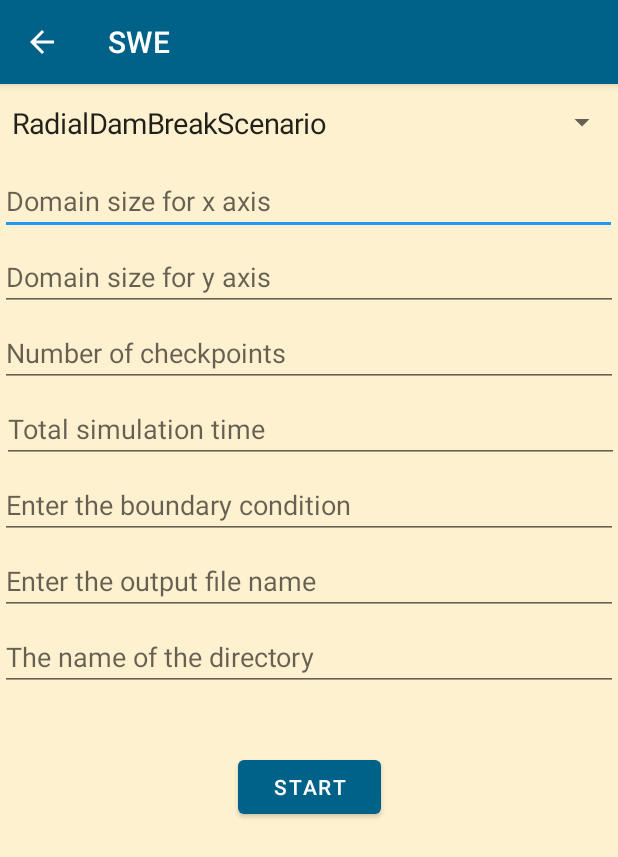
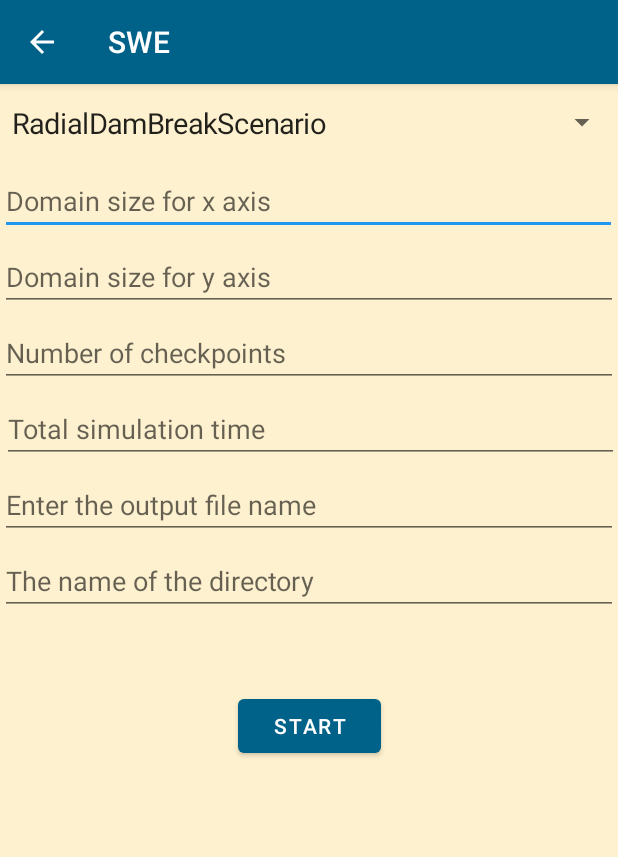
Before and after one commit to N101/SWE-Tsunami-Simulator-Android, an Android app: the SWE screen opened directly, with no data from a screen before it, after a tap on "START", on a phone screen of 412 x 824 dp. Shown: the top 857 px of the screen. Run offline under Robolectric (Android 15) with nearby library versions, the phone set to English and light mode, and no system bars.

Commit message:
removed boundary conditions (in SWE) from UI & backend

```diff
--- a/app/src/main/java/com/tsunamisim/swe/SWE.java
+++ b/app/src/main/java/com/tsunamisim/swe/SWE.java
@@ -35,8 +35,8 @@ public class SWE extends AppCompatActivity {
         EditText a = findViewById(R.id.swex);
         EditText b = findViewById(R.id.swey);
         EditText c = findViewById(R.id.checkpoints);
-        EditText d = findViewById(R.id.cond);
-        EditText e = findViewById(R.id.basename_input);
+//        EditText d = findViewById(R.id.cond);
+        EditText d = findViewById(R.id.basename_input);
         EditText time = findViewById(R.id.endTime);
         String dirName = ((EditText) findViewById(R.id.swe_dirname)).getText().toString();
 
@@ -47,17 +47,17 @@ public class SWE extends AppCompatActivity {
         int x, y, cp, t;
         String cond, baseName;
 
-        if (a.getText().toString().isEmpty() || b.getText().toString().isEmpty() || c.getText().toString().isEmpty() || d.getText().toString().isEmpty() || e.getText().toString().isEmpty() || time.getText().toString().isEmpty()) {
+        if (a.getText().toString().isEmpty() || b.getText().toString().isEmpty() || c.getText().toString().isEmpty() || d.getText().toString().isEmpty() || time.getText().toString().isEmpty()) {
             Toast.makeText(this, "Please fill out all fields correctly!", Toast.LENGTH_SHORT).show();
         } else {
             x = Integer.parseInt(a.getText().toString());
             y = Integer.parseInt(b.getText().toString());
             cp = Integer.parseInt(c.getText().toString());
-            cond = d.getText().toString();
-            baseName = e.getText().toString();
+//            cond = d.getText().toString();
+            baseName = d.getText().toString();
             t = Integer.parseInt(time.getText().toString());
 
-            String outPut = main(scenarioName, x, y, cp, t, cond, baseName, dirName);
+            String outPut = main(scenarioName, x, y, cp, t, baseName, dirName);
             if(!dirCreated){
                 outPut += "\nDirectory is not created! Please check to permission to the app!";
             }
@@ -116,6 +116,6 @@ public class SWE extends AppCompatActivity {
      * A native method that is implemented by the 'tsunamiSim' native library,
      * which is packaged with this application.
      */
-    public native String main(String scenarioName, int x, int y, int cp, int end_time, String cond, String baseName, String dirName);
+    public native String main(String scenarioName, int x, int y, int cp, int end_time, String baseName, String dirName);
 
 }
--- a/app/src/main/res/layout/activity_swe.xml
+++ b/app/src/main/res/layout/activity_swe.xml
@@ -51,25 +51,11 @@
         app:layout_constraintStart_toStartOf="parent"
         app:layout_constraintTop_toBottomOf="@+id/swey" />
 
-    <EditText
-        android:id="@+id/cond"
-        android:layout_width="fill_parent"
-        android:layout_height="wrap_content"
-        android:layout_marginTop="5dp"
-        android:autofillHints=""
-        android:ems="10"
-        android:hint="@string/enter_the_boundary_condition"
-        android:inputType="textPersonName"
-        app:layout_constraintEnd_toEndOf="parent"
-        app:layout_constraintHorizontal_bias="0.0"
-        app:layout_constraintStart_toStartOf="parent"
-        app:layout_constraintTop_toBottomOf="@+id/endTime" />
-
     <Button
         android:id="@+id/button5"
         android:layout_width="95dp"
         android:layout_height="wrap_content"
-        android:layout_marginTop="40dp"
+        android:layout_marginTop="50dp"
         android:onClick="start"
         android:text="Start"
         app:layout_constraintEnd_toEndOf="parent"
@@ -88,7 +74,20 @@
         app:layout_constraintEnd_toEndOf="parent"
         app:layout_constraintHorizontal_bias="0.0"
         app:layout_constraintStart_toStartOf="parent"
-        app:layout_constraintTop_toBottomOf="@+id/cond" />
+        app:layout_constraintTop_toBottomOf="@+id/endTime" />
+
+    <EditText
+        android:id="@+id/swe_dirname"
+        android:layout_width="0dp"
+        android:layout_height="wrap_content"
+        android:layout_marginTop="5dp"
+        android:ems="10"
+        android:hint="The name of the directory"
+        android:inputType="textPersonName"
+        app:layout_constraintEnd_toEndOf="parent"
+        app:layout_constraintHorizontal_bias="0.0"
+        app:layout_constraintStart_toStartOf="parent"
+        app:layout_constraintTop_toBottomOf="@+id/basename_input" />
 
     <LinearLayout
         android:id="@+id/linearLayout"
@@ -114,19 +113,6 @@
     </LinearLayout>
 
     <EditText
-        android:id="@+id/swe_dirname"
-        android:layout_width="0dp"
-        android:layout_height="wrap_content"
-        android:layout_marginTop="5dp"
-        android:ems="10"
-        android:hint="The name of the directory"
-        android:inputType="textPersonName"
-        app:layout_constraintEnd_toEndOf="parent"
-        app:layout_constraintHorizontal_bias="1.0"
-        app:layout_constraintStart_toStartOf="parent"
-        app:layout_constraintTop_toBottomOf="@+id/basename_input" />
-
-    <EditText
         android:id="@+id/endTime"
         android:layout_width="411dp"
         android:layout_height="wrap_content"
```
Also changed, not shown: 1 other file.
